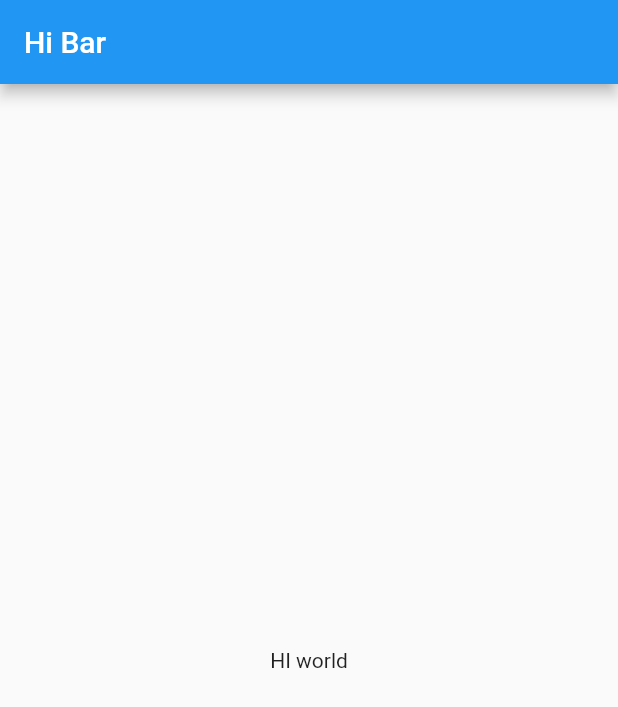
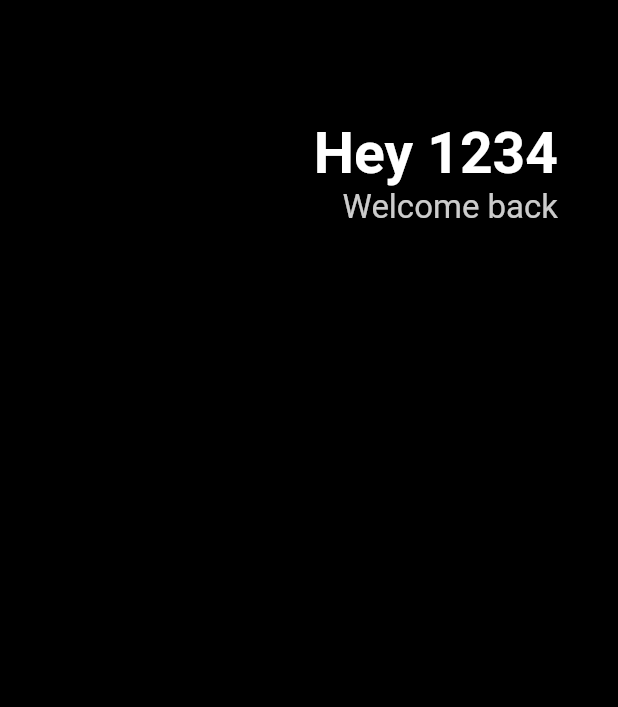
Before and after one commit to KorAidenChoi/Flutter_Project_-1, a Flutter app: the screen it shows after launch, on a phone screen of 412 x 824 dp. Shown: the top 707 px of the screen. Run offline on Flutter 3.47's test engine with Material 2 defaults, Android fonts, the phone set to English and light mode, and no system bars.

Commit message:
rows columns padding sized box axis styling

```diff
--- a/lib/main.dart
+++ b/lib/main.dart
@@ -26,14 +26,41 @@
   @override
   Widget build(BuildContext context) {
     return MaterialApp(
-      home: Scaffold(
-        appBar: AppBar(
-          title: const Text('Hi Bar'),
-        ),
-        body: const Center(
-          child: Text('HI world'),
-        ),
-      ),
-    );
+        home: Scaffold(
+      backgroundColor: Colors.black,
+      body: Padding(
+          padding: const EdgeInsets.symmetric(horizontal: 40),
+          child: Column(
+            children: [
+              const SizedBox(
+                height: 80,
+              ),
+              Row(
+                mainAxisAlignment: MainAxisAlignment.end,
+                children: [
+                  Column(
+                    crossAxisAlignment: CrossAxisAlignment.end,
+                    children: [
+                      const Text(
+                        "Hey 1234",
+                        style: TextStyle(
+                            color: Colors.white,
+                            fontSize: 38,
+                            fontWeight: FontWeight.bold),
+                      ),
+                      Text(
+                        "Welcome back",
+                        style: TextStyle(
+                          color: Colors.white.withOpacity(0.8),
+                          fontSize: 22,
+                        ),
+                      )
+                    ],
+                  )
+                ],
+              )
+            ],
+          )),
+    ));
   }
 }
```
